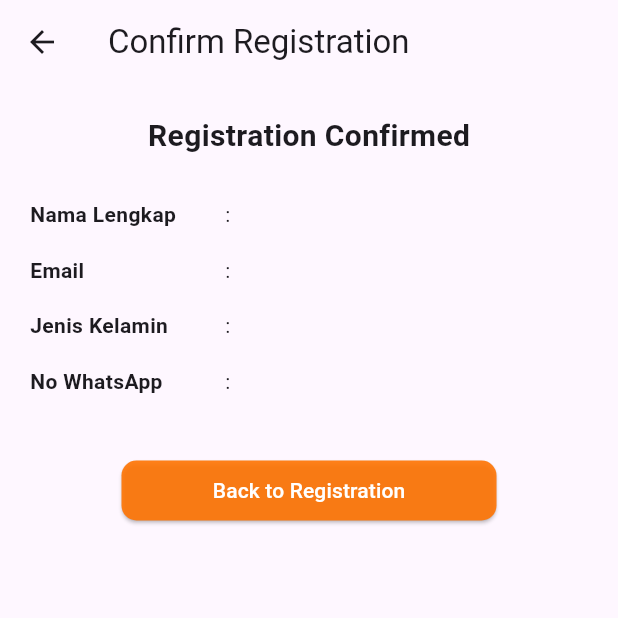
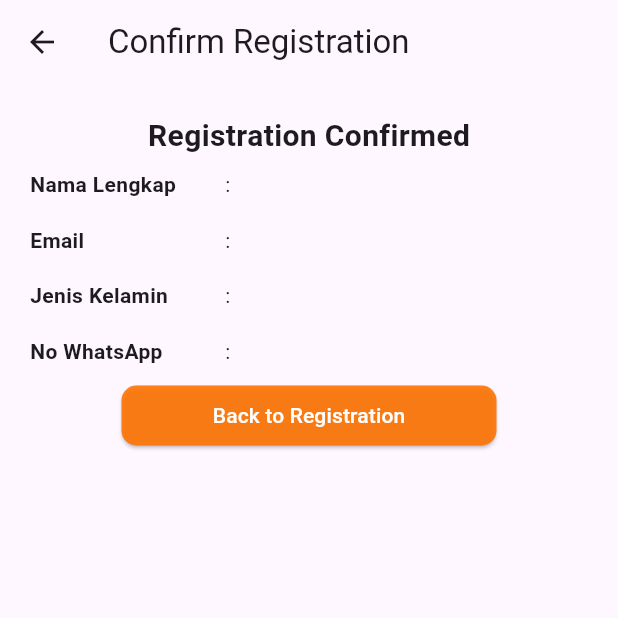
Before and after one commit to ubaysigma/Belajar11PPLG2, a Flutter app: the ConfirmRegistrationPage screen opened by its route, on a phone screen of 412 x 824 dp, the top half of it. Run offline on Flutter 3.47's test engine with Material 3 defaults, Android fonts, the phone set to English and light mode, and no system bars; our stand-ins replace get; network calls fail; statements that could not run were skipped.

Commit message:
rapiin code tipis tipis

```diff
--- a/lib/main.dart
+++ b/lib/main.dart
@@ -1,6 +1,6 @@
-import 'package:belajarflutter11pplg2/pages/calculator_page.dart';
+// import 'package:belajarflutter11pplg2/pages/calculator_page.dart';
 import 'package:flutter/material.dart';
-import 'package:belajarflutter11pplg2/pages/login_page.dart';
+// import 'package:belajarflutter11pplg2/pages/login_page.dart';
 import 'package:get/get.dart';
 import 'package:belajarflutter11pplg2/routes.dart';
 
--- a/lib/pages/confirm_registration_page.dart
+++ b/lib/pages/confirm_registration_page.dart
@@ -22,12 +22,10 @@ class ConfirmRegistrationPage extends StatelessWidget {
               "Registration Confirmed",
               style: TextStyle(fontSize: 20, fontWeight: FontWeight.bold),
             ),
-            const SizedBox(height: 20),
             _infoRow("Nama Lengkap", controller.namalengkap),
             _infoRow("Email", controller.email),
             _infoRow("Jenis Kelamin", controller.jeniskelamin),
             _infoRow("No WhatsApp", controller.nowa),
-            const SizedBox(height: 30),
             SizedBox(
               width: 250,
               child: ElevatedButton(
```
Also changed, not shown: lib/pages/detail_list_page.dart (+1 -6 lines).
